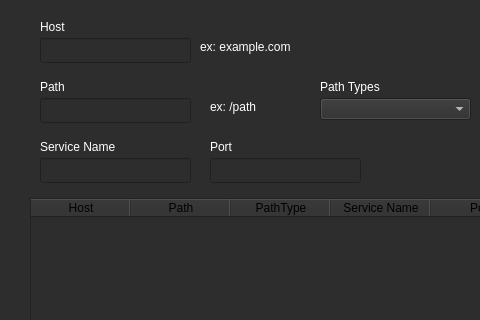
monico18/LTI2-Kubernetes-Controller, file UI/IngressConfig.ui: the form before one commit; both pictures show x 0 to 480 and y 122 to 442 of the 887 by 687 pixel window.
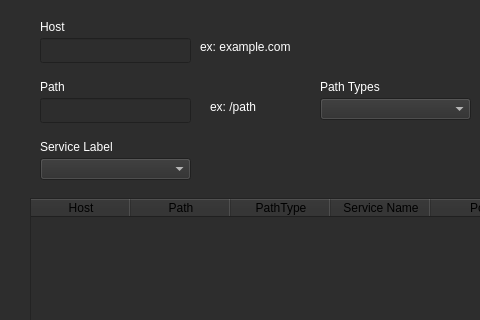
The form after the commit.

```diff
--- a/UI/IngressConfig.ui
+++ b/UI/IngressConfig.ui
@@ -2989,197 +2989,6 @@
     </palette>
    </property>
   </widget>
-  <widget class="QLineEdit" name="line_service_name">
-   <property name="enabled">
-    <bool>true</bool>
-   </property>
-   <property name="geometry">
-    <rect>
-     <x>40</x>
-     <y>280</y>
-     <width>151</width>
-     <height>25</height>
-    </rect>
-   </property>
-   <property name="palette">
-    <palette>
-     <active>
-      <colorrole role="WindowText">
-       <brush brushstyle="SolidPattern">
-        <color alpha="255">
-         <red>255</red>
-         <green>255</green>
-         <blue>255</blue>
-        </color>
-       </brush>
-      </colorrole>
-      <colorrole role="Button">
-       <brush brushstyle="SolidPattern">
-        <color alpha="255">
-         <red>45</red>
-         <green>45</green>
-         <blue>45</blue>
-        </color>
-       </brush>
-      </colorrole>
-      <colorrole role="Text">
-       <brush brushstyle="SolidPattern">
-        <color alpha="255">
-         <red>255</red>
-         <green>255</green>
-         <blue>255</blue>
-        </color>
-       </brush>
-      </colorrole>
-      <colorrole role="ButtonText">
-       <brush brushstyle="SolidPattern">
-        <color alpha="255">
-         <red>255</red>
-         <green>255</green>
-         <blue>255</blue>
-        </color>
-       </brush>
-      </colorrole>
-      <colorrole role="Base">
-       <brush brushstyle="SolidPattern">
-        <color alpha="255">
-         <red>45</red>
-         <green>45</green>
-         <blue>45</blue>
-        </color>
-       </brush>
-      </colorrole>
-      <colorrole role="Window">
-       <brush brushstyle="SolidPattern">
-        <color alpha="255">
-         <red>45</red>
-         <green>45</green>
-         <blue>45</blue>
-        </color>
-       </brush>
-      </colorrole>
-     </active>
-     <inactive>
-      <colorrole role="WindowText">
-       <brush brushstyle="SolidPattern">
-        <color alpha="255">
-         <red>255</red>
-         <green>255</green>
-         <blue>255</blue>
-        </color>
-       </brush>
-      </colorrole>
-      <colorrole role="Button">
-       <brush brushstyle="SolidPattern">
-        <color alpha="255">
-         <red>45</red>
-         <green>45</green>
-         <blue>45</blue>
-        </color>
-       </brush>
-      </colorrole>
-      <colorrole role="Text">
-       <brush brushstyle="SolidPattern">
-        <color alpha="255">
-         <red>255</red>
-         <green>255</green>
-         <blue>255</blue>
-        </color>
-       </brush>
-      </colorrole>
-      <colorrole role="ButtonText">
-       <brush brushstyle="SolidPattern">
-        <color alpha="255">
-         <red>255</red>
-         <green>255</green>
-         <blue>255</blue>
-        </color>
-       </brush>
-      </colorrole>
-      <colorrole role="Base">
-       <brush brushstyle="SolidPattern">
-        <color alpha="255">
-         <red>45</red>
-         <green>45</green>
-         <blue>45</blue>
-        </color>
-       </brush>
-      </colorrole>
-      <colorrole role="Window">
-       <brush brushstyle="SolidPattern">
-        <color alpha="255">
-         <red>45</red>
-         <green>45</green>
-         <blue>45</blue>
-        </color>
-       </brush>
-      </colorrole>
-     </inactive>
-     <disabled>
-      <colorrole role="WindowText">
-       <brush brushstyle="SolidPattern">
-        <color alpha="255">
-         <red>120</red>
-         <green>120</green>
-         <blue>120</blue>
-        </color>
-       </brush>
-      </colorrole>
-      <colorrole role="Button">
-       <brush brushstyle="SolidPattern">
-        <color alpha="255">
-         <red>45</red>
-         <green>45</green>
-         <blue>45</blue>
-        </color>
-       </brush>
-      </colorrole>
-      <colorrole role="Text">
-       <brush brushstyle="SolidPattern">
-        <color alpha="255">
-         <red>120</red>
-         <green>120</green>
-         <blue>120</blue>
-        </color>
-       </brush>
-      </colorrole>
-      <colorrole role="ButtonText">
-       <brush brushstyle="SolidPattern">
-        <color alpha="255">
-         <red>120</red>
-         <green>120</green>
-         <blue>120</blue>
-        </color>
-       </brush>
-      </colorrole>
-      <colorrole role="Base">
-       <brush brushstyle="SolidPattern">
-        <color alpha="255">
-         <red>45</red>
-         <green>45</green>
-         <blue>45</blue>
-        </color>
-       </brush>
-      </colorrole>
-      <colorrole role="Window">
-       <brush brushstyle="SolidPattern">
-        <color alpha="255">
-         <red>45</red>
-         <green>45</green>
-         <blue>45</blue>
-        </color>
-       </brush>
-      </colorrole>
-     </disabled>
-    </palette>
-   </property>
-   <property name="mouseTracking">
-    <bool>false</bool>
-   </property>
-   <property name="focusPolicy">
-    <enum>Qt::ClickFocus</enum>
-   </property>
-  </widget>
   <widget class="QLabel" name="label_4">
    <property name="geometry">
     <rect>
@@ -3362,19 +3171,16 @@
     </palette>
    </property>
    <property name="text">
-    <string>Service Name</string>
+    <string>Service Label</string>
    </property>
   </widget>
-  <widget class="QLineEdit" name="line_port">
-   <property name="enabled">
-    <bool>true</bool>
-   </property>
+  <widget class="QComboBox" name="services">
    <property name="geometry">
     <rect>
-     <x>210</x>
+     <x>40</x>
      <y>280</y>
      <width>151</width>
-     <height>25</height>
+     <height>22</height>
     </rect>
    </property>
    <property name="palette">
@@ -3548,197 +3354,6 @@
       </colorrole>
      </disabled>
     </palette>
-   </property>
-   <property name="mouseTracking">
-    <bool>false</bool>
-   </property>
-   <property name="focusPolicy">
-    <enum>Qt::ClickFocus</enum>
-   </property>
-  </widget>
-  <widget class="QLabel" name="label_5">
-   <property name="geometry">
-    <rect>
-     <x>210</x>
-     <y>260</y>
-     <width>81</width>
-     <height>17</height>
-    </rect>
-   </property>
-   <property name="palette">
-    <palette>
-     <active>
-      <colorrole role="WindowText">
-       <brush brushstyle="SolidPattern">
-        <color alpha="255">
-         <red>255</red>
-         <green>255</green>
-         <blue>255</blue>
-        </color>
-       </brush>
-      </colorrole>
-      <colorrole role="Button">
-       <brush brushstyle="SolidPattern">
-        <color alpha="255">
-         <red>45</red>
-         <green>45</green>
-         <blue>45</blue>
-        </color>
-       </brush>
-      </colorrole>
-      <colorrole role="Text">
-       <brush brushstyle="SolidPattern">
-        <color alpha="255">
-         <red>255</red>
-         <green>255</green>
-         <blue>255</blue>
-        </color>
-       </brush>
-      </colorrole>
-      <colorrole role="ButtonText">
-       <brush brushstyle="SolidPattern">
-        <color alpha="255">
-         <red>255</red>
-         <green>255</green>
-         <blue>255</blue>
-        </color>
-       </brush>
-      </colorrole>
-      <colorrole role="Base">
-       <brush brushstyle="SolidPattern">
-        <color alpha="255">
-         <red>45</red>
-         <green>45</green>
-         <blue>45</blue>
-        </color>
-       </brush>
-      </colorrole>
-      <colorrole role="Window">
-       <brush brushstyle="SolidPattern">
-        <color alpha="255">
-         <red>45</red>
-         <green>45</green>
-         <blue>45</blue>
-        </color>
-       </brush>
-      </colorrole>
-     </active>
-     <inactive>
-      <colorrole role="WindowText">
-       <brush brushstyle="SolidPattern">
-        <color alpha="255">
-         <red>255</red>
-         <green>255</green>
-         <blue>255</blue>
-        </color>
-       </brush>
-      </colorrole>
-      <colorrole role="Button">
-       <brush brushstyle="SolidPattern">
-        <color alpha="255">
-         <red>45</red>
-         <green>45</green>
-         <blue>45</blue>
-        </color>
-       </brush>
-      </colorrole>
-      <colorrole role="Text">
-       <brush brushstyle="SolidPattern">
-        <color alpha="255">
-         <red>255</red>
-         <green>255</green>
-         <blue>255</blue>
-        </color>
-       </brush>
-      </colorrole>
-      <colorrole role="ButtonText">
-       <brush brushstyle="SolidPattern">
-        <color alpha="255">
-         <red>255</red>
-         <green>255</green>
-         <blue>255</blue>
-        </color>
-       </brush>
-      </colorrole>
-      <colorrole role="Base">
-       <brush brushstyle="SolidPattern">
-        <color alpha="255">
-         <red>45</red>
-         <green>45</green>
-         <blue>45</blue>
-        </color>
-       </brush>
-      </colorrole>
-      <colorrole role="Window">
-       <brush brushstyle="SolidPattern">
-        <color alpha="255">
-         <red>45</red>
-         <green>45</green>
-         <blue>45</blue>
-        </color>
-       </brush>
-      </colorrole>
-     </inactive>
-     <disabled>
-      <colorrole role="WindowText">
-       <brush brushstyle="SolidPattern">
-        <color alpha="255">
-         <red>120</red>
-         <green>120</green>
-         <blue>120</blue>
-        </color>
-       </brush>
-      </colorrole>
-      <colorrole role="Button">
-       <brush brushstyle="SolidPattern">
-        <color alpha="255">
-         <red>45</red>
-         <green>45</green>
-         <blue>45</blue>
-        </color>
-       </brush>
-      </colorrole>
-      <colorrole role="Text">
-       <brush brushstyle="SolidPattern">
-        <color alpha="255">
-         <red>120</red>
-         <green>120</green>
-         <blue>120</blue>
-        </color>
-       </brush>
-      </colorrole>
-      <colorrole role="ButtonText">
-       <brush brushstyle="SolidPattern">
-        <color alpha="255">
-         <red>120</red>
-         <green>120</green>
-         <blue>120</blue>
-        </color>
-       </brush>
-      </colorrole>
-      <colorrole role="Base">
-       <brush brushstyle="SolidPattern">
-        <color alpha="255">
-         <red>45</red>
-         <green>45</green>
-         <blue>45</blue>
-        </color>
-       </brush>
-      </colorrole>
-      <colorrole role="Window">
-       <brush brushstyle="SolidPattern">
-        <color alpha="255">
-         <red>45</red>
-         <green>45</green>
-         <blue>45</blue>
-        </color>
-       </brush>
-      </colorrole>
-     </disabled>
-    </palette>
-   </property>
-   <property name="text">
-    <string>Port</string>
    </property>
   </widget>
  </widget>
```
